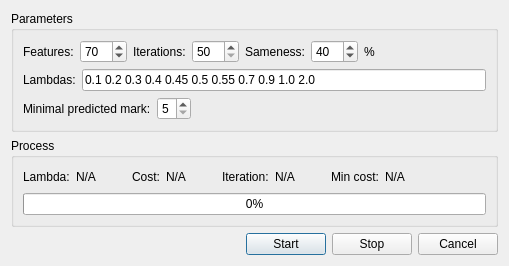
Qt form app/octave/octavedlg.ui (a-pavlov/fantlab) before a commit.
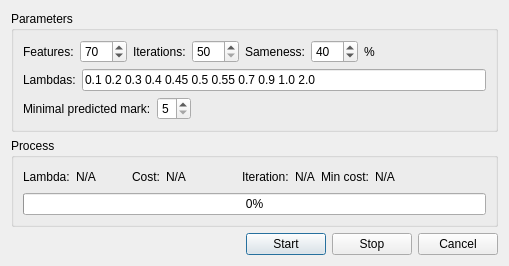
The same form after that commit.

Commit message: Improve process output parsing

```diff
--- a/app/octave/octavedlg.ui
+++ b/app/octave/octavedlg.ui
@@ -231,7 +231,7 @@
           </property>
           <property name="minimumSize">
            <size>
-            <width>50</width>
+            <width>70</width>
             <height>0</height>
            </size>
           </property>
@@ -257,7 +257,7 @@
           </property>
           <property name="minimumSize">
            <size>
-            <width>50</width>
+            <width>20</width>
             <height>0</height>
            </size>
           </property>
```
The commit also changes 2 other files.
